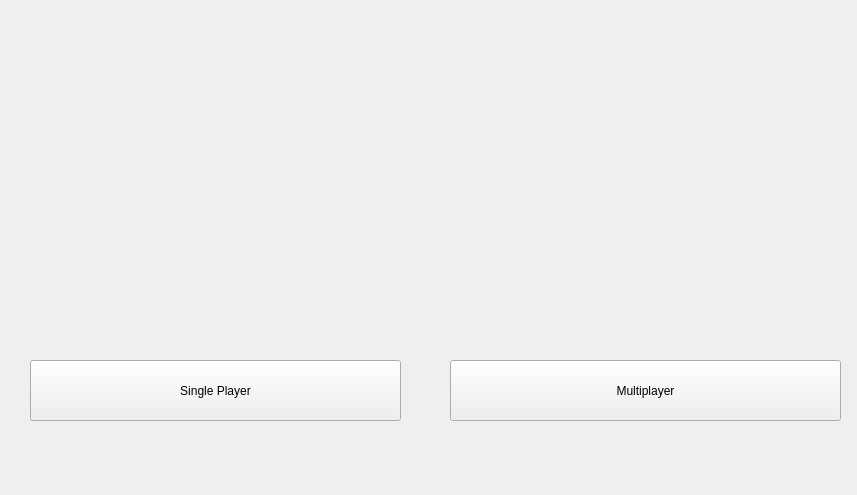
Above: mainwindow.ui from JanaKHafez/CSCE110102_Project before the change. Below: the same form after it.
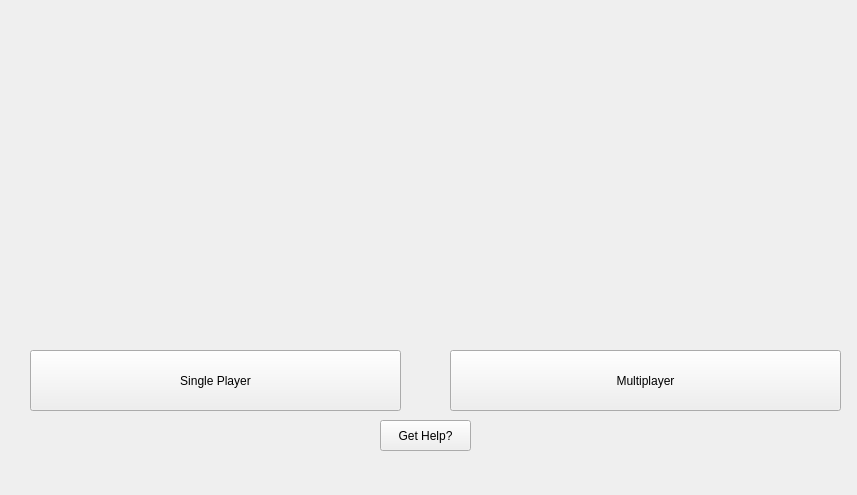
That is the form after the change.

Diff of the .ui file:
```diff
--- a/mainwindow.ui
+++ b/mainwindow.ui
@@ -18,7 +18,7 @@
     <property name="geometry">
      <rect>
       <x>30</x>
-      <y>360</y>
+      <y>350</y>
       <width>371</width>
       <height>61</height>
      </rect>
@@ -31,7 +31,7 @@
     <property name="geometry">
      <rect>
       <x>450</x>
-      <y>360</y>
+      <y>350</y>
       <width>391</width>
       <height>61</height>
      </rect>
@@ -53,6 +53,19 @@
      <string/>
     </property>
    </widget>
+   <widget class="QPushButton" name="pushButton_getHelp">
+    <property name="geometry">
+     <rect>
+      <x>380</x>
+      <y>420</y>
+      <width>91</width>
+      <height>31</height>
+     </rect>
+    </property>
+    <property name="text">
+     <string>Get Help?</string>
+    </property>
+   </widget>
    <zorder>label</zorder>
    <zorder>pushButtonSinglePlayer</zorder>
    <zorder>pushButtonMultiplayer</zorder>
```
Left out of the diff: 1 changed line with no effect on the pictures.
